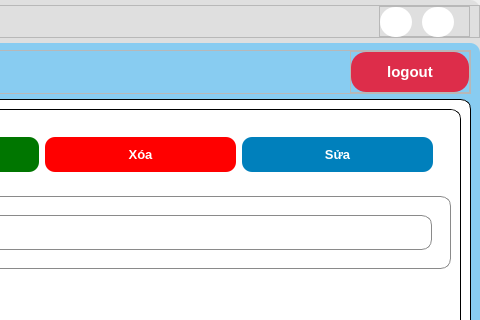
This is UI/forms/manager/manager_main_screen.ui in yuukun123/bakery-management-system as Qt 5 draws it before an edit; both pictures show x 920 to 1400 and y 0 to 320 of the 1400 by 862 pixel window. The edited form follows.
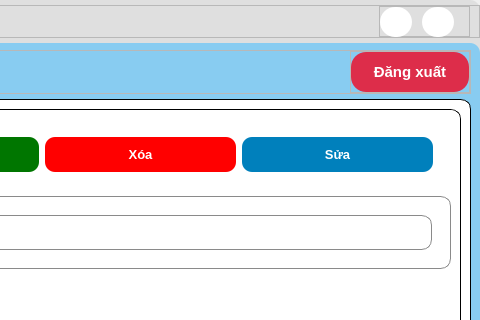
This is the edited form. Icons and pictures are not drawn.

The edit to the form file:
```diff
--- a/UI/forms/manager/manager_main_screen.ui
+++ b/UI/forms/manager/manager_main_screen.ui
@@ -531,7 +531,7 @@
 }</string>
                   </property>
                   <property name="text">
-                   <string>logout</string>
+                   <string>Đăng xuất</string>
                   </property>
                   <property name="autoRepeat">
                    <bool>true</bool>
```
Left out of the diff: 16 changed lines with no effect on the pictures.
